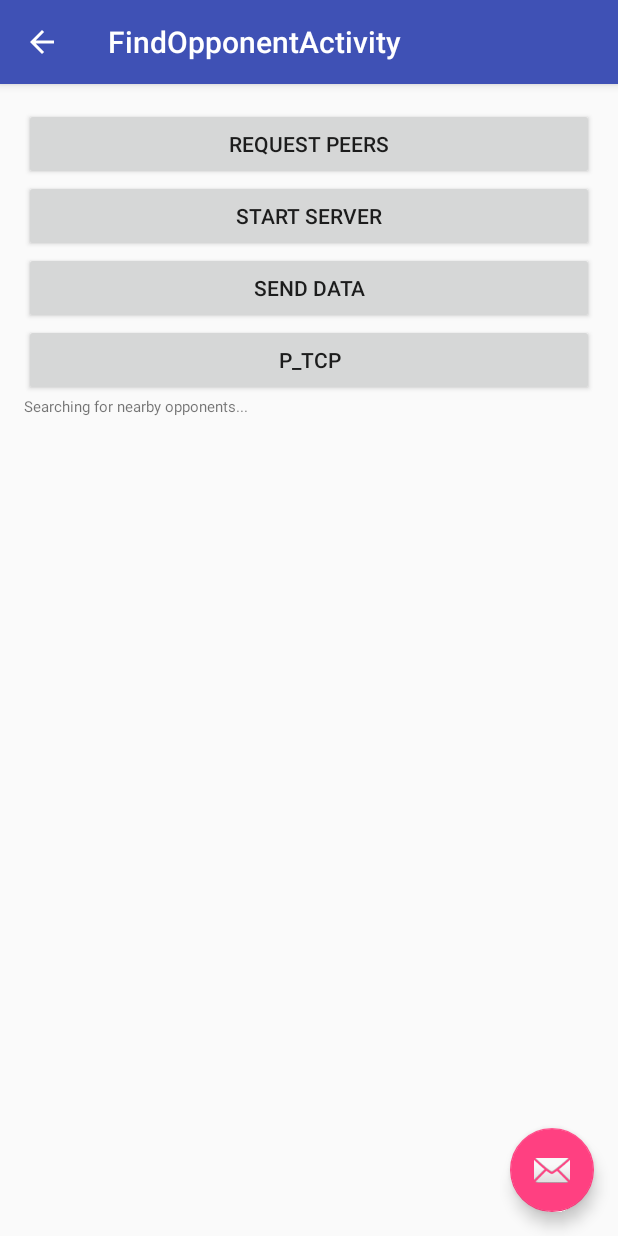
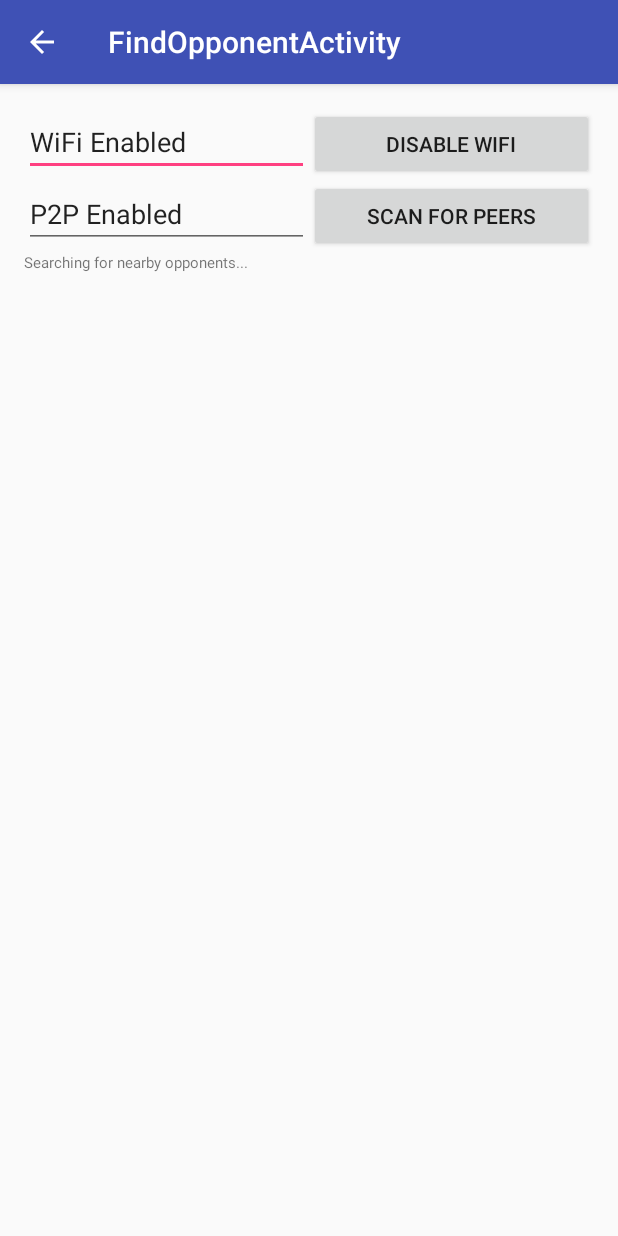
Before and after one commit to martianmartin/MyFirstApp, an Android app: the FindOpponentActivity screen opened directly, with no data from a screen before it, on a phone screen of 412 x 824 dp. Run offline under Robolectric (Android 15) with nearby library versions, the phone set to English and light mode, and no system bars; 1 statement that could not run was skipped.

Commit message:
Cleaned up wifi controls

```diff
--- a/app/src/main/res/layout/activity_find_opponent.xml
+++ b/app/src/main/res/layout/activity_find_opponent.xml
@@ -23,12 +23,6 @@
 
     <include layout="@layout/content_find_opponent" />
 
-    <android.support.design.widget.FloatingActionButton
-        android:id="@+id/fab"
-        android:layout_width="wrap_content"
-        android:layout_height="wrap_content"
-        android:layout_gravity="bottom|end"
-        android:layout_margin="@dimen/fab_margin"
-        android:src="@android:drawable/ic_dialog_email" />
+
 
 </android.support.design.widget.CoordinatorLayout>
--- a/app/src/main/res/layout/content_find_opponent.xml
+++ b/app/src/main/res/layout/content_find_opponent.xml
@@ -14,25 +14,46 @@
     tools:showIn="@layout/activity_find_opponent"
     android:id="@+id/find_ops_content">
 
-    <Button
+    <LinearLayout
         android:layout_width="match_parent"
         android:layout_height="wrap_content"
-        android:text="Request Peers"
-        android:onClick="request_peers" />
-    <Button
+        android:orientation="horizontal">
+
+        <EditText android:id="@+id/TEXT_wifi_status"
+            android:layout_width="0dp"
+            android:layout_height="wrap_content"
+            android:layout_weight="1"
+            android:text="WiFi Enabled"
+            android:editable="false"/>
+
+        <Button android:id="@+id/BUTTON_toggle_wifi"
+            android:layout_width="0dp"
+            android:layout_height="wrap_content"
+            android:text="Disable WiFi"
+            android:layout_weight="1"
+            android:onClick="toggle_wifi" />
+    </LinearLayout>
+
+    <LinearLayout
         android:layout_width="match_parent"
         android:layout_height="wrap_content"
-        android:text="Start Server"
-        android:onClick="start_server" />
-    <Button
-        android:layout_width="match_parent"
-        android:layout_height="wrap_content"
-        android:text="Send Data"
-        android:onClick="send_data" />
-    <Button
-        android:layout_width="match_parent"
-        android:layout_height="wrap_content"
-        android:text="P_TCP"
-        android:onClick="printTcpBuf" />
+        android:orientation="horizontal">
+
+        <EditText android:id="@+id/TEXT_p2p_status"
+            android:layout_width="0dp"
+            android:layout_height="wrap_content"
+            android:layout_weight="1"
+            android:text="P2P Enabled"
+            android:editable="false"/>
+
+        <Button android:id="@+id/BUTTON_request_peers"
+            android:layout_width="0dp"
+            android:layout_weight="1"
+            android:layout_height="wrap_content"
+            android:text="Scan For Peers"
+            android:onClick="request_peers" />
+
+    </LinearLayout>
+
 
 </LinearLayout>
```
Also changed, not shown: app/src/main/java/com/example/marzipan/myfirstapp/DisplayMessageActivity.java (+1 -8 lines), app/src/main/java/com/example/marzipan/myfirstapp/FindOpponentActivity.java (+115 -31 lines), app/src/main/java/com/example/marzipan/myfirstapp/MyActivity.java (+1 -8 lines), app/src/main/res/layout/activity_display_message.xml (+0 -7 lines), app/src/main/res/layout/activity_my.xml (+1 -7 lines), 1 other file.
